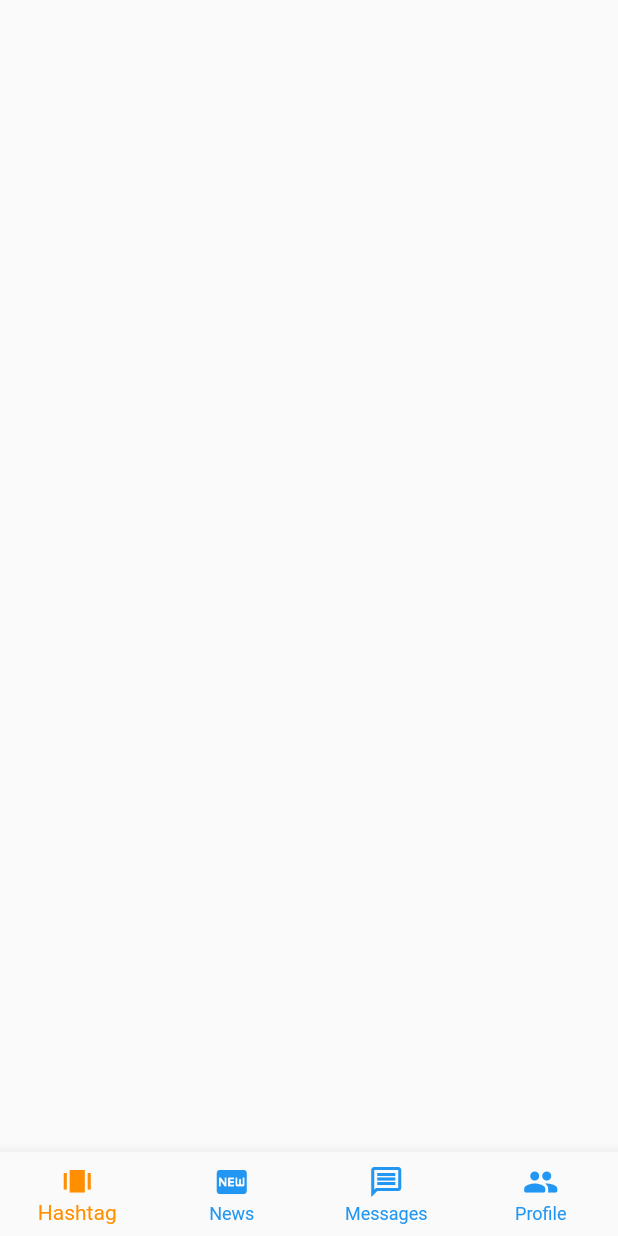
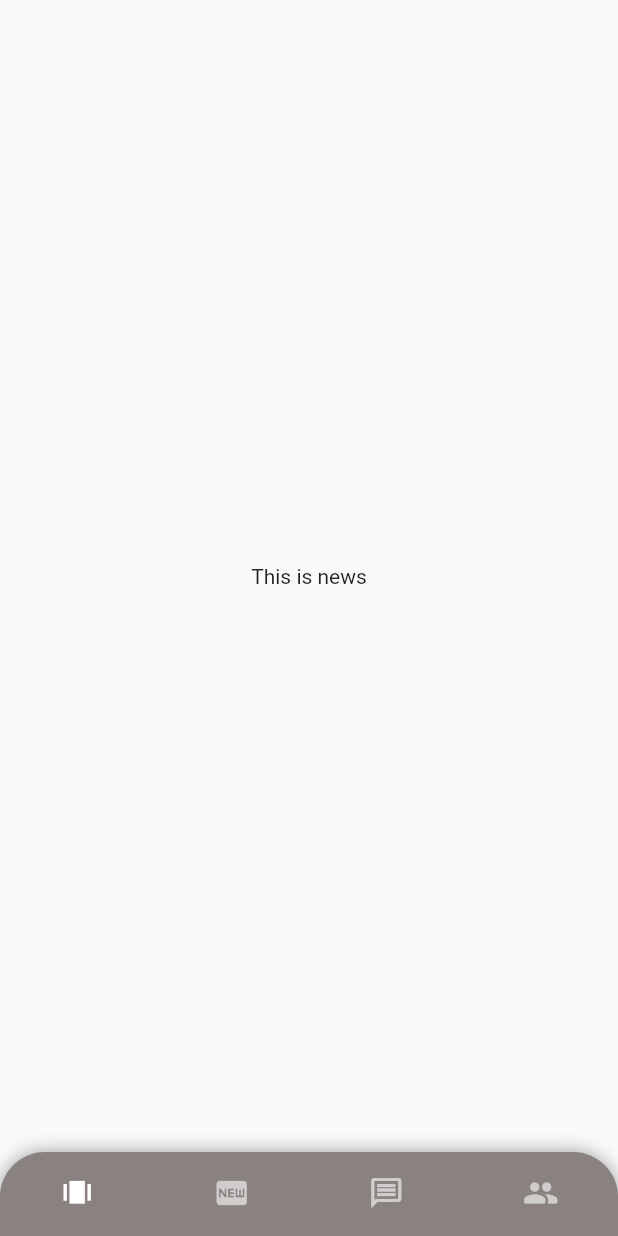
Before and after one commit to hardw3q/MySchoolApp, a Flutter app: the screen it shows after launch, on a phone screen of 412 x 824 dp. Run offline on Flutter 3.47's test engine with Material 2 defaults, Android fonts, the phone set to English and light mode, and no system bars.

Commit message:
Added BottomNav

```diff
--- a/lib/bottom_nav_bar.dart
+++ /dev/null
@@ -1,51 +0,0 @@
-import 'package:flutter/cupertino.dart';
-import 'package:flutter/material.dart';
-
-class NavigationBar extends StatefulWidget{
-  static int _selectedIndex = 0;
-
-  @override
-  NavigationBarState createState() => NavigationBarState();
-
-}
-class NavigationBarState extends State<NavigationBar> {
-  void _onItemTapped(int index) {
-    setState(() {
-      NavigationBar._selectedIndex = index;
-    });
-  }
-
-  @override
-  Widget build(BuildContext context) {
-
-    return BottomNavigationBar(
-        currentIndex: NavigationBar._selectedIndex,
-        selectedItemColor: Colors.amber[800],
-        onTap: _onItemTapped,
-        //backgroundColor: Color(0x00ffffff), // transparent
-        type: BottomNavigationBarType.fixed,
-        unselectedItemColor: Colors.blue,
-        items: const <BottomNavigationBarItem>[
-          BottomNavigationBarItem(
-            icon: Icon(Icons.amp_stories_sharp),
-            title: Text('Hashtag'),
-          ),
-          BottomNavigationBarItem(
-            icon: Icon(Icons.fiber_new),
-            title: Text('News'),
-          ),
-          BottomNavigationBarItem(
-            icon: Icon(Icons.message_outlined),
-            title: Text('Messages'),
-          ),
-          BottomNavigationBarItem(
-            icon: Icon(Icons.people_rounded),
-            title: Text('Profile'),
-          ),
-        ]
-    );
-  }
-
-  @override
-  Size get preferredSize => const Size.fromHeight(kToolbarHeight);
-}
--- a/lib/main.dart
+++ b/lib/main.dart
@@ -1,5 +1,9 @@
 import 'package:flutter/material.dart';
+import 'package:myschoolapp/root.dart';
+import 'package:myschoolapp/pages/hashtag.dart';
+import 'package:myschoolapp/pages/messanger.dart';
 import 'package:myschoolapp/pages/news.dart';
+import 'package:myschoolapp/pages/profile.dart';
 
 void main() {
   runApp(MaterialApp(
@@ -8,7 +12,11 @@ void main() {
     ),
     initialRoute: '/',
     routes: {
-      '/': (context) => News()
+      '/': (context) => Root(),
+
+      '/hashtag': (context) => HashTag(),
+      '/messanger': (context) => Messanger(),
+      '/profile': (context) => Profile()
     },
   ));
 }
--- a/lib/pages/hashtag.dart
+++ b/lib/pages/hashtag.dart
@@ -1,7 +1,6 @@
 import 'package:flutter/cupertino.dart';
 import 'package:flutter/material.dart';
 
-import '../bottom_nav_bar.dart';
 
 class HashTag extends StatefulWidget {
   const HashTag({Key? key}) : super(key: key);
@@ -16,9 +15,8 @@ class _HashState extends State<HashTag> {
     return
       Scaffold(
         extendBody: true,
-        bottomNavigationBar: NavigationBar(),
-        body: Container(
-
+        body: Center(
+          child: Text('This is hashtag'),
         ),
       );
   }
--- a/lib/pages/messanger.dart
+++ b/lib/pages/messanger.dart
@@ -1,7 +1,6 @@
 import 'package:flutter/cupertino.dart';
 import 'package:flutter/material.dart';
 
-import '../bottom_nav_bar.dart';
 
 class Messanger extends StatefulWidget {
   const Messanger({Key? key}) : super(key: key);
@@ -16,9 +15,8 @@ class _MessangerState extends State<Messanger> {
     return
       Scaffold(
         extendBody: true,
-        bottomNavigationBar: NavigationBar(),
-        body: Container(
-
+        body: Center(
+          child: Text('This is messanger'),
         ),
       );
   }
--- a/lib/pages/news.dart
+++ b/lib/pages/news.dart
@@ -1,5 +1,4 @@
 import 'package:flutter/material.dart';
-import 'package:myschoolapp/bottom_nav_bar.dart';
 
 class News extends StatefulWidget {
   const News({Key? key}) : super(key: key);
@@ -14,9 +13,8 @@ class _NewsState extends State<News> {
     return
       Scaffold(
         extendBody: true,
-          bottomNavigationBar: NavigationBar(),
-          body: Container(
-
+          body: Center(
+            child: Text('This is news'),
           ),
     );
   }
--- a/lib/pages/profile.dart
+++ b/lib/pages/profile.dart
@@ -1,7 +1,6 @@
 import 'package:flutter/cupertino.dart';
 import 'package:flutter/material.dart';
 
-import '../bottom_nav_bar.dart';
 
 class Profile extends StatefulWidget {
   const Profile({Key? key}) : super(key: key);
@@ -16,9 +15,8 @@ class _ProfileState extends State<Profile> {
     return
       Scaffold(
         extendBody: true,
-        bottomNavigationBar: NavigationBar(),
-        body: Container(
-
+        body: Center(
+          child: Text('This is profile'),
         ),
       );
   }
--- /dev/null
+++ b/lib/root.dart
@@ -0,0 +1,72 @@
+import 'package:flutter/cupertino.dart';
+import 'package:flutter/material.dart';
+import 'package:flutter/widgets.dart';
+import 'package:myschoolapp/pages/hashtag.dart';
+import 'package:myschoolapp/pages/messanger.dart';
+import 'package:myschoolapp/pages/news.dart';
+import 'package:myschoolapp/pages/profile.dart';
+
+class Root extends StatefulWidget {
+  const Root({Key? key}) : super(key: key);
+  @override
+  _RootState createState() => _RootState();
+}
+
+class _RootState extends State<Root> {
+  int _selectedIndex = 0;
+  final wiget = [News(),Messanger(), HashTag(), Profile()];
+  void _onItemTapped(int index) {
+    setState(() {
+      _selectedIndex = index;
+    });
+  }
+  @override
+  Widget build(BuildContext context) {
+    return Scaffold(
+      body: wiget[_selectedIndex],
+      bottomNavigationBar: Container(
+        decoration: const BoxDecoration(
+          borderRadius: BorderRadius.only(
+            topRight: Radius.circular(30), topLeft: Radius.circular(30)),
+            boxShadow: [
+              BoxShadow(color: Colors.black38, spreadRadius: 0, blurRadius: 10)
+            ],
+          ),
+        child: ClipRRect(
+          borderRadius: const BorderRadius.only(
+            topLeft: Radius.circular(30.0),
+            topRight: Radius.circular(30.0),
+          ),
+          child: BottomNavigationBar(
+            currentIndex: _selectedIndex,
+            selectedItemColor: Colors.white,
+            onTap: _onItemTapped,
+            backgroundColor: Color(0xff8A8181),
+            type: BottomNavigationBarType.fixed,
+            showSelectedLabels: false,
+            showUnselectedLabels: false,
+            unselectedItemColor: Colors.white60,
+            items: const <BottomNavigationBarItem>[
+              BottomNavigationBarItem(
+                icon: Icon(Icons.amp_stories_sharp),
+                title: Text('Hashtag'),
+              ),
+              BottomNavigationBarItem(
+                icon: Icon(Icons.fiber_new),
+                title: Text('News'),
+              ),
+              BottomNavigationBarItem(
+                icon: Icon(Icons.message_outlined),
+                title: Text('Messages'),
+              ),
+              BottomNavigationBarItem(
+                icon: Icon(Icons.people_rounded),
+                title: Text('Profile'),
+              ),
+            ],
+          ),
+        ),
+        )
+      );
+  }
+}
--- a/pubspec.yaml
+++ b/pubspec.yaml
@@ -51,6 +51,8 @@ dev_dependencies:
 
 # The following section is specific to Flutter.
 flutter:
+  assets:
+    - assets/NavView.svg
 
   # The following line ensures that the Material Icons font is
   # included with your application, so that you can use the icons in
```
Also changed, not shown: assets/Chat.svg (added), assets/Hashtag.svg (added), assets/Name.svg (added), assets/NavView.svg (added), assets/News.svg (added), pubspec.lock.
